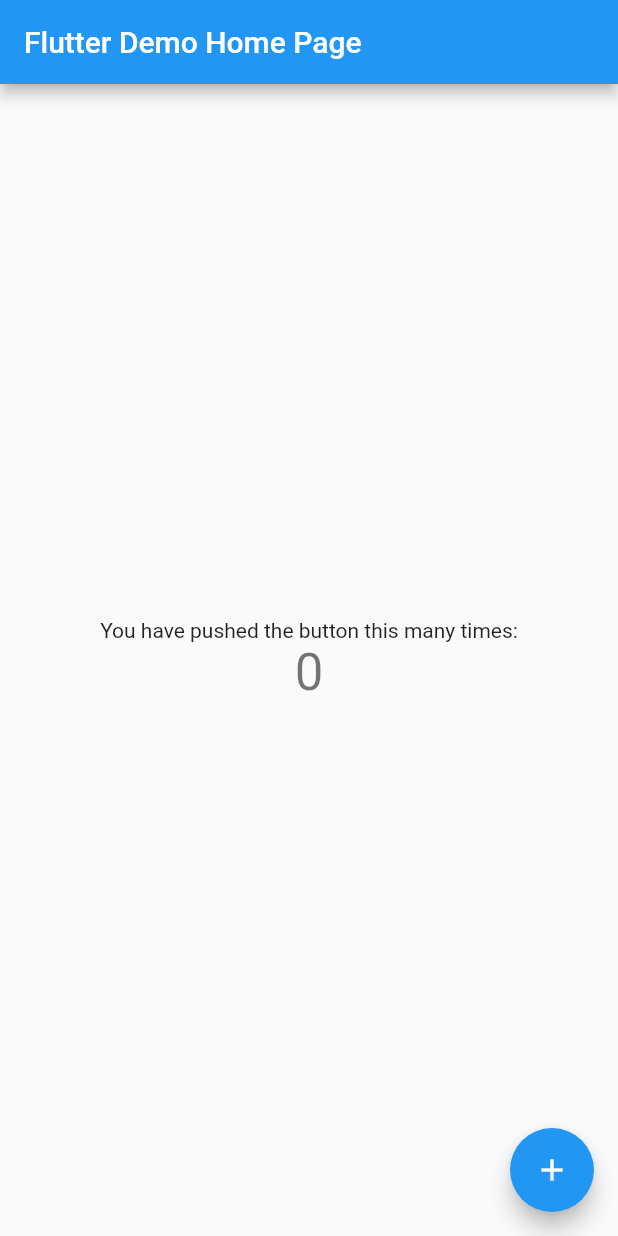
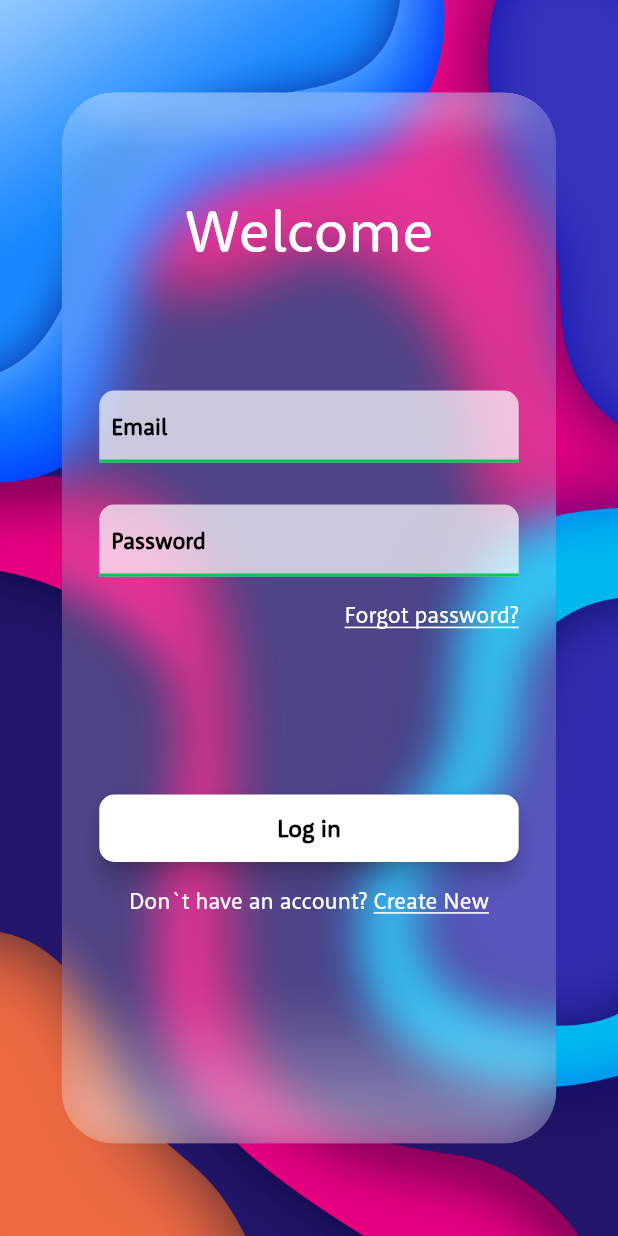
Before and after one commit to AlirezaKermaniDev/barg_test, a Flutter app: the screen it shows after launch, on a phone screen of 412 x 824 dp. Run offline on Flutter 3.47's test engine with Material 2 defaults, Android fonts, the phone set to English and light mode, and no system bars; our stand-ins replace dartz, email_validator, freezed_annotation, get, get_it.

Commit message:
Login view UI created

```diff
--- a/lib/core/assets.dart
+++ b/lib/core/assets.dart
@@ -4,9 +4,10 @@ import 'package:flutter/services.dart' show rootBundle;
 
 class AssetsPath {
   static const _assetsPath = "assets/";
-  static const _folderPath = "json/";
-  static const userProfilesJson =
-      _assetsPath + _folderPath + "user_profile.json";
+  static const _jsonFolderPath = _assetsPath + "json/";
+  static const _imageFolderPath = _assetsPath + "images/";
+  static const userProfilesJson = _jsonFolderPath + "user_profile.json";
+  static const loginBackgroundImage = _imageFolderPath + "login_background.png";
 }
 
 Future<Map<String, dynamic>> parseJsonObjectFromAssets(
--- /dev/null
+++ b/lib/core/pages.dart
@@ -0,0 +1,10 @@
+import 'package:barg_test/view/login_view/login_view.dart';
+import 'package:barg_test/view_model/login_view_model.dart/login_binding.dart';
+import 'package:get/get.dart';
+
+List<GetPage> pages = [
+  GetPage(
+      name: LoginView.path,
+      page: () => const LoginView(),
+      binding: LoginBinding()),
+];
--- /dev/null
+++ b/lib/core/theme.dart
@@ -0,0 +1,5 @@
+import 'package:flutter/material.dart';
+
+ThemeData themeData = ThemeData(
+  fontFamily: "RooneySans",
+);
--- a/lib/main.dart
+++ b/lib/main.dart
@@ -1,119 +1,21 @@
+import 'package:barg_test/view/login_view/login_view.dart';
+import 'package:barg_test/view_model/login_view_model.dart/login_binding.dart';
 import 'package:flutter/material.dart';
+import 'package:get/get.dart';
 
+import 'core/pages.dart';
+import 'core/theme.dart';
 import 'dependency_injection.dart';
 
 void main() {
   WidgetsFlutterBinding.ensureInitialized();
   init();
-  runApp(const MyApp());
+  runApp(
+    GetMaterialApp(
+      debugShowCheckedModeBanner: false,
+      initialRoute: LoginView.path,
+      theme: themeData,
+      getPages: pages,
+    ),
+  );
 }
-
-class MyApp extends StatelessWidget {
-  const MyApp({Key? key}) : super(key: key);
-
-  // This widget is the root of your application.
-  @override
-  Widget build(BuildContext context) {
-    return MaterialApp(
-      title: 'Flutter Demo',
-      theme: ThemeData(
-        // This is the theme of your application.
-        //
-        // Try running your application with "flutter run". You'll see the
-        // application has a blue toolbar. Then, without quitting the app, try
-        // changing the primarySwatch below to Colors.green and then invoke
-        // "hot reload" (press "r" in the console where you ran "flutter run",
-        // or simply save your changes to "hot reload" in a Flutter IDE).
-        // Notice that the counter didn't reset back to zero; the application
-        // is not restarted.
-        primarySwatch: Colors.blue,
-      ),
-      home: const MyHomePage(title: 'Flutter Demo Home Page'),
-    );
-  }
-}
-
-class MyHomePage extends StatefulWidget {
-  const MyHomePage({Key? key, required this.title}) : super(key: key);
-
-  // This widget is the home page of your application. It is stateful, meaning
-  // that it has a State object (defined below) that contains fields that affect
-  // how it looks.
-
-  // This class is the configuration for the state. It holds the values (in this
-  // case the title) provided by the parent (in this case the App widget) and
-  // used by the build method of the State. Fields in a Widget subclass are
-  // always marked "final".
-
-  final String title;
-
-  @override
-  State<MyHomePage> createState() => _MyHomePageState();
-}
-
-class _MyHomePageState extends State<MyHomePage> {
-  int _counter = 0;
-
-  void _incrementCounter() {
-    setState(() {
-      // This call to setState tells the Flutter framework that something has
-      // changed in this State, which causes it to rerun the build method below
-      // so that the display can reflect the updated values. If we changed
-      // _counter without calling setState(), then the build method would not be
-      // called again, and so nothing would appear to happen.
-      _counter++;
-    });
-  }
-
-  @override
-  Widget build(BuildContext context) {
-    // This method is rerun every time setState is called, for instance as done
-    // by the _incrementCounter method above.
-    //
-    // The Flutter framework has been optimized to make rerunning build methods
-    // fast, so that you can just rebuild anything that needs updating rather
-    // than having to individually change instances of widgets.
-    return Scaffold(
-      appBar: AppBar(
-        // Here we take the value from the MyHomePage object that was created by
-        // the App.build method, and use it to set our appbar title.
-        title: Text(widget.title),
-      ),
-      body: Center(
-        // Center is a layout widget. It takes a single child and positions it
-        // in the middle of the parent.
-        child: Column(
-          // Column is also a layout widget. It takes a list of children and
-          // arranges them vertically. By default, it sizes itself to fit its
-          // children horizontally, and tries to be as tall as its parent.
-          //
-          // Invoke "debug painting" (press "p" in the console, choose the
-          // "Toggle Debug Paint" action from the Flutter Inspector in Android
-          // Studio, or the "Toggle Debug Paint" command in Visual Studio Code)
-          // to see the wireframe for each widget.
-          //
-          // Column has various properties to control how it sizes itself and
-          // how it positions its children. Here we use mainAxisAlignment to
-          // center the children vertically; the main axis here is the vertical
-          // axis because Columns are vertical (the cross axis would be
-          // horizontal).
-          mainAxisAlignment: MainAxisAlignment.center,
-          children: <Widget>[
-            const Text(
-              'You have pushed the button this many times:',
-            ),
-            Text(
-              '$_counter',
-              style: Theme.of(context).textTheme.headline4,
-            ),
-          ],
-        ),
-      ),
-      floatingActionButton: FloatingActionButton(
-        onPressed: _incrementCounter,
-        tooltip: 'Increment',
-        child: const Icon(Icons.add),
-      ), // This trailing comma makes auto-formatting nicer for build methods.
-    );
-  }
-}
--- /dev/null
+++ b/lib/view/login_view/login_view.dart
@@ -0,0 +1,148 @@
+import 'dart:ui';
+
+import 'package:barg_test/core/assets.dart';
+import 'package:barg_test/view/widgets/glass_widget.dart';
+import 'package:barg_test/view/widgets/text_field_widget.dart';
+import 'package:barg_test/view_model/login_view_model.dart/login_view_model.dart';
+import 'package:flutter/material.dart';
+import 'package:get/get.dart';
+
+class LoginView extends GetView<LoginViewModel> {
+  static const path = "/LoginView";
+  const LoginView({Key? key}) : super(key: key);
+
+  @override
+  Widget build(BuildContext context) {
+    return Scaffold(
+      resizeToAvoidBottomInset: false,
+      body: _loginViewBodyWidget(),
+    );
+  }
+
+  Container _loginViewBodyWidget() {
+    return Container(
+      width: Get.width,
+      height: Get.height,
+      decoration: const BoxDecoration(
+        image: DecorationImage(
+            image: AssetImage(
+              AssetsPath.loginBackgroundImage,
+            ),
+            fit: BoxFit.cover),
+      ),
+      child: Center(
+        child: _glassWidget(),
+      ),
+    );
+  }
+
+  GlassWidget _glassWidget() {
+    return GlassWidget(
+      width: Get.width * .8,
+      height: Get.height * .85,
+      child: _glassBodyWidget(),
+    );
+  }
+
+  Padding _glassBodyWidget() {
+    return Padding(
+      padding: const EdgeInsets.all(25.0),
+      child: Column(
+        mainAxisAlignment: MainAxisAlignment.spaceAround,
+        children: [
+          _glassBodyHeaderWidget(),
+          _glassBodyTextFieldsWidget(),
+          _glassBodyLoginButtonWidget(),
+          const SizedBox(
+            height: 4.0,
+          )
+        ],
+      ),
+    );
+  }
+
+  Padding _glassBodyLoginButtonWidget() {
+    return Padding(
+      padding: const EdgeInsets.only(top: 28.0),
+      child: Column(
+        children: [
+          SizedBox(
+            height: 45.0,
+            width: Get.width,
+            child: ElevatedButton(
+              onPressed: () {},
+              style: ButtonStyle(
+                  elevation: MaterialStateProperty.all(6.0),
+                  shape: MaterialStateProperty.all(RoundedRectangleBorder(
+                      borderRadius: BorderRadius.circular(10))),
+                  backgroundColor: MaterialStateProperty.all(Colors.white)),
+              child: const Text(
+                "Log in",
+                style: TextStyle(
+                    fontWeight: FontWeight.bold,
+                    fontSize: 16,
+                    color: Colors.black),
+              ),
+            ),
+          ),
+          const SizedBox(
+            height: 16.0,
+          ),
+          Row(
+            crossAxisAlignment: CrossAxisAlignment.center,
+            mainAxisAlignment: MainAxisAlignment.center,
+            children: const [
+              Text(
+                "Don`t have an account? ",
+                style: TextStyle(
+                    fontWeight: FontWeight.w500,
+                    fontSize: 15,
+                    color: Colors.white),
+              ),
+              Text(
+                "Create New",
+                style: TextStyle(
+                    decoration: TextDecoration.underline,
+                    fontWeight: FontWeight.w500,
+                    fontSize: 15,
+                    color: Colors.white),
+              ),
+            ],
+          ),
+        ],
+      ),
+    );
+  }
+
+  Column _glassBodyTextFieldsWidget() {
+    return Column(
+      crossAxisAlignment: CrossAxisAlignment.end,
+      children: const [
+        Padding(
+          padding: EdgeInsets.only(bottom: 28.0),
+          child: TextFieldWidget(hint: "Email"),
+        ),
+        Padding(
+          padding: EdgeInsets.only(bottom: 16.0),
+          child: TextFieldWidget(hint: "Password"),
+        ),
+        Text(
+          "Forgot password?",
+          style: TextStyle(
+              decoration: TextDecoration.underline,
+              fontWeight: FontWeight.w500,
+              fontSize: 15,
+              color: Colors.white),
+        ),
+      ],
+    );
+  }
+
+  Text _glassBodyHeaderWidget() {
+    return const Text(
+      "Welcome",
+      style: TextStyle(
+          fontWeight: FontWeight.w500, fontSize: 40, color: Colors.white),
+    );
+  }
+}
--- /dev/null
+++ b/lib/view/widgets/glass_widget.dart
@@ -0,0 +1,72 @@
+import 'dart:ui';
+
+import 'package:flutter/material.dart';
+import 'package:get/get.dart';
+
+class GlassWidget extends StatelessWidget {
+  final double? height;
+  final double? width;
+  final Widget child;
+  const GlassWidget({
+    Key? key,
+    required this.child,
+    this.height,
+    this.width,
+  }) : super(key: key);
+
+  @override
+  Widget build(BuildContext context) {
+    return SizedBox(
+      width: width ?? Get.width * .8,
+      height: height ?? Get.height * .8,
+      child: Stack(
+        alignment: Alignment.bottomCenter,
+        children: [
+          Container(
+            height: 100.0,
+            width: width ?? Get.width * .8,
+            decoration: BoxDecoration(
+                borderRadius: BorderRadius.circular(35.0),
+                gradient: LinearGradient(colors: [
+                  Colors.white.withOpacity(0.4),
+                  Colors.white.withOpacity(0.0)
+                ], begin: Alignment.bottomCenter, end: Alignment.topCenter)),
+          ),
+          Align(
+            alignment: Alignment.topCenter,
+            child: Container(
+              height: 100.0,
+              width: width ?? Get.width * .8,
+              decoration: BoxDecoration(
+                  borderRadius: BorderRadius.circular(35.0),
+                  gradient: LinearGradient(colors: [
+                    Colors.white.withOpacity(0.8),
+                    Colors.white.withOpacity(0.0),
+                  ], stops: const [
+                    0.01,
+                    0.2
+                  ], end: Alignment.bottomCenter, begin: Alignment.topCenter)),
+            ),
+          ),
+          ClipRRect(
+            borderRadius: BorderRadius.circular(35.0),
+            child: BackdropFilter(
+              filter: ImageFilter.blur(
+                sigmaX: 15,
+                sigmaY: 15,
+              ),
+              child: Container(
+                  width: width ?? Get.width * .8,
+                  height: height ?? Get.height * .8,
+                  decoration: BoxDecoration(
+                    color: Colors.white.withOpacity(0.20),
+                  ),
+                  alignment: Alignment.center,
+                  child: child),
+            ),
+          ),
+        ],
+      ),
+    );
+  }
+}
--- /dev/null
+++ b/lib/view/widgets/text_field_widget.dart
@@ -0,0 +1,48 @@
+import 'package:flutter/material.dart';
+
+class TextFieldWidget extends StatelessWidget {
+  final String hint;
+  final String? errorText;
+  final TextEditingController? textEditingController;
+  const TextFieldWidget({
+    Key? key,
+    required this.hint,
+    this.errorText,
+    this.textEditingController,
+  }) : super(key: key);
+
+  @override
+  Widget build(BuildContext context) {
+    return Stack(
+      children: [
+        Container(
+            height: 48.0,
+            decoration: BoxDecoration(
+                color: Colors.white.withOpacity(0.7),
+                borderRadius: const BorderRadius.only(
+                    topLeft: Radius.circular(10.0),
+                    topRight: Radius.circular(10.0)))),
+        TextField(
+          controller: textEditingController,
+          decoration: InputDecoration(
+              errorText: errorText,
+              enabledBorder: UnderlineInputBorder(
+                  borderSide:
+                      BorderSide(color: Colors.greenAccent[700]!, width: 2)),
+              errorStyle: TextStyle(
+                  color: Colors.pinkAccent[400]!,
+                  fontSize: 13.0,
+                  fontWeight: FontWeight.w500),
+              errorBorder: UnderlineInputBorder(
+                  borderSide:
+                      BorderSide(color: Colors.pinkAccent[400]!, width: 2)),
+              contentPadding: const EdgeInsets.only(right: 8.0, left: 8.0),
+              hintText: hint,
+              hintStyle: const TextStyle(color: Colors.black)),
+          style: const TextStyle(
+              fontWeight: FontWeight.bold, color: Colors.black, fontSize: 15.0),
+        ),
+      ],
+    );
+  }
+}
--- /dev/null
+++ b/lib/view_model/login_view_model.dart/login_binding.dart
@@ -0,0 +1,10 @@
+import 'package:get/get.dart';
+
+import 'login_view_model.dart';
+
+class LoginBinding implements Bindings {
+  @override
+  void dependencies() {
+    Get.lazyPut(() => LoginViewModel());
+  }
+}
--- /dev/null
+++ b/lib/view_model/login_view_model.dart/login_view_model.dart
@@ -0,0 +1,3 @@
+import 'package:get/get.dart';
+
+class LoginViewModel extends GetxController {}
```
Also changed, not shown: pubspec.yaml (+5 -25 lines), assets/fonts/RooneySansRegular.OTF (added), assets/fonts/VarelaRound-Regular.ttf (added), assets/images/login_background.png (added).
